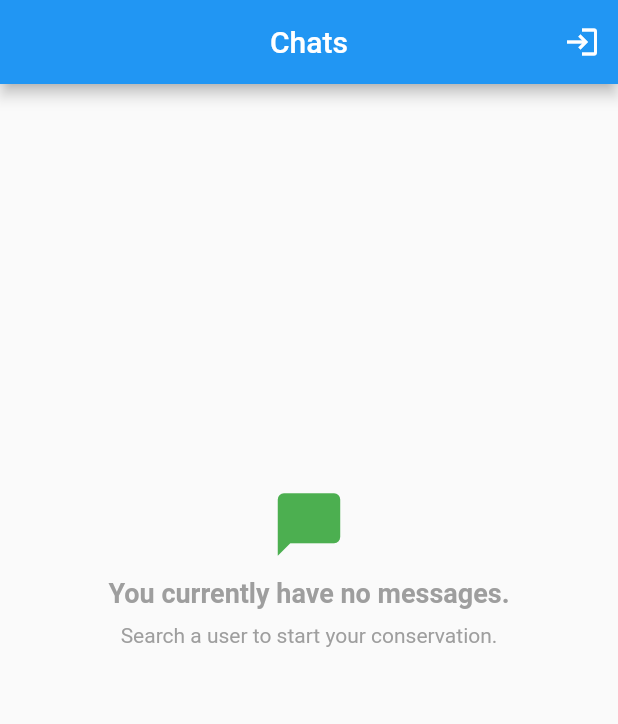
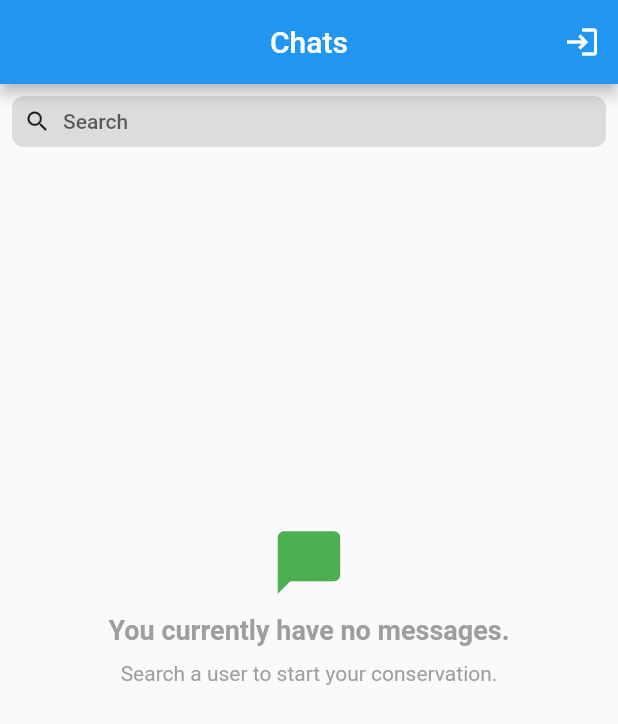
Before and after one commit to MrBooi/DDD_with_riverpod, a Flutter app: the HomePage screen opened by its route, on a phone screen of 412 x 824 dp. Shown: the top 724 px of the screen. Run offline on Flutter 3.47's test engine with Material 2 defaults, Android fonts, the phone set to English and light mode, and no system bars; our stand-ins replace auto_route, cached_network_image, cloud_firestore, dartz, firebase_auth, firebase_core and 6 more; accounts and stored records are empty; generated files the repository leaves out were written again.

Commit message:
feeat(search_bar): added search bar

```diff
--- a/lib/features/home/presentation/widgets/home_body.dart
+++ b/lib/features/home/presentation/widgets/home_body.dart
@@ -2,6 +2,7 @@ import 'package:ddd_riverpod/features/auth/shared/provider.dart';
 import 'package:ddd_riverpod/features/chat/shared/provider.dart';
 import 'package:ddd_riverpod/features/home/presentation/widgets/channel/channel_empty_widget.dart';
 import 'package:ddd_riverpod/features/home/presentation/widgets/channel/channel_list.dart';
+import 'package:ddd_riverpod/features/home/presentation/widgets/search_text_field.dart';
 import 'package:flutter/material.dart';
 import 'package:flutter_riverpod/flutter_riverpod.dart';
 
@@ -12,11 +13,12 @@ class HomeBody extends StatelessWidget {
   Widget build(BuildContext context) {
     return Column(
       children: [
+        const SearchBar(),
         Consumer(
           builder: (context, ref, child) {
-            final authProvider = ref.watch(firebaseAuthProvider);
+            final uuid = ref.watch(firebaseAuthUserIdProvider);
             final chatsList = ref.watch(chatChannelStreamProvider(
-              authProvider.currentUser!.uid,
+              uuid!,
             ));
 
             return Expanded(
@@ -24,7 +26,7 @@ class HomeBody extends StatelessWidget {
                 orElse: () => const SizedBox.shrink(),
                 data: (response) {
                   if (response.isEmpty) {
-                    return const ChannelEmptyWidget();
+                    return child!;
                   }
                   return ChannelList(
                     chatChannels: response,
@@ -34,6 +36,7 @@ class HomeBody extends StatelessWidget {
               ),
             );
           },
+          child: const ChannelEmptyWidget(),
         )
       ],
     );
--- /dev/null
+++ b/lib/features/home/presentation/widgets/search_text_field.dart
@@ -0,0 +1,45 @@
+import 'package:flutter/material.dart';
+
+class SearchBar extends StatelessWidget {
+  const SearchBar({super.key});
+
+  @override
+  Widget build(BuildContext context) {
+    final theme = Theme.of(context);
+    return Padding(
+      padding: const EdgeInsets.all(8),
+      child: InkWell(
+          borderRadius: BorderRadius.circular(8),
+          splashColor: Colors.transparent,
+          onTap: () {
+            debugPrint('show search page');
+          },
+          child: Hero(
+            tag: 'search-bar',
+            child: Container(
+              padding: const EdgeInsets.all(8),
+              width: double.infinity,
+              decoration: BoxDecoration(
+                borderRadius: BorderRadius.circular(8),
+                color: Colors.black12,
+              ),
+              child: Row(
+                children: [
+                  const Icon(
+                    Icons.search,
+                    size: 18,
+                  ),
+                  const SizedBox(width: 8),
+                  Text(
+                    'Search',
+                    style: theme.textTheme.bodyText1!.copyWith(
+                      color: theme.hintColor,
+                    ),
+                  ),
+                ],
+              ),
+            ),
+          )),
+    );
+  }
+}
```
